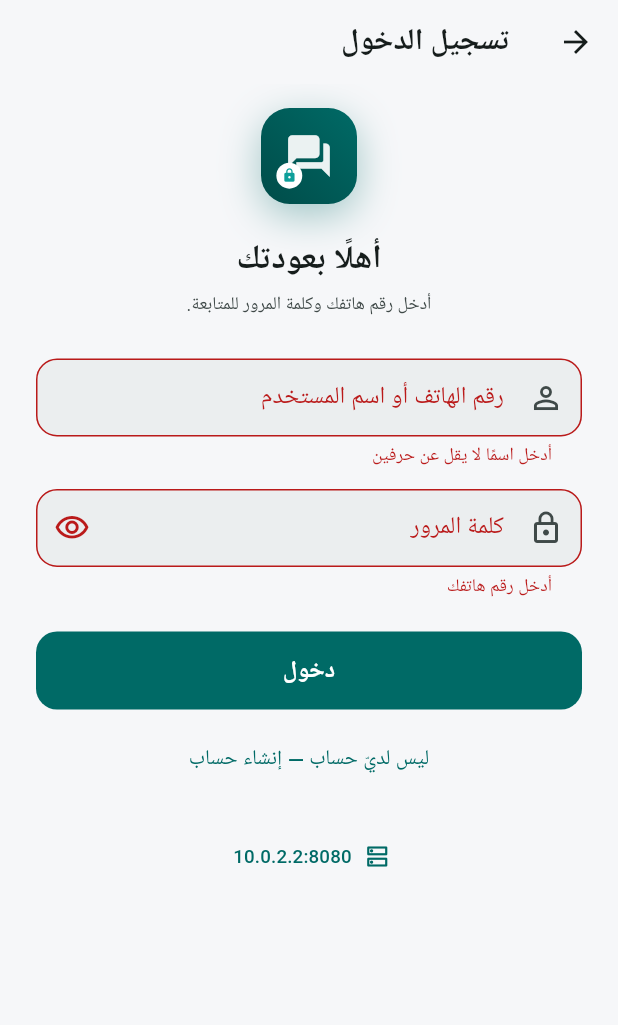
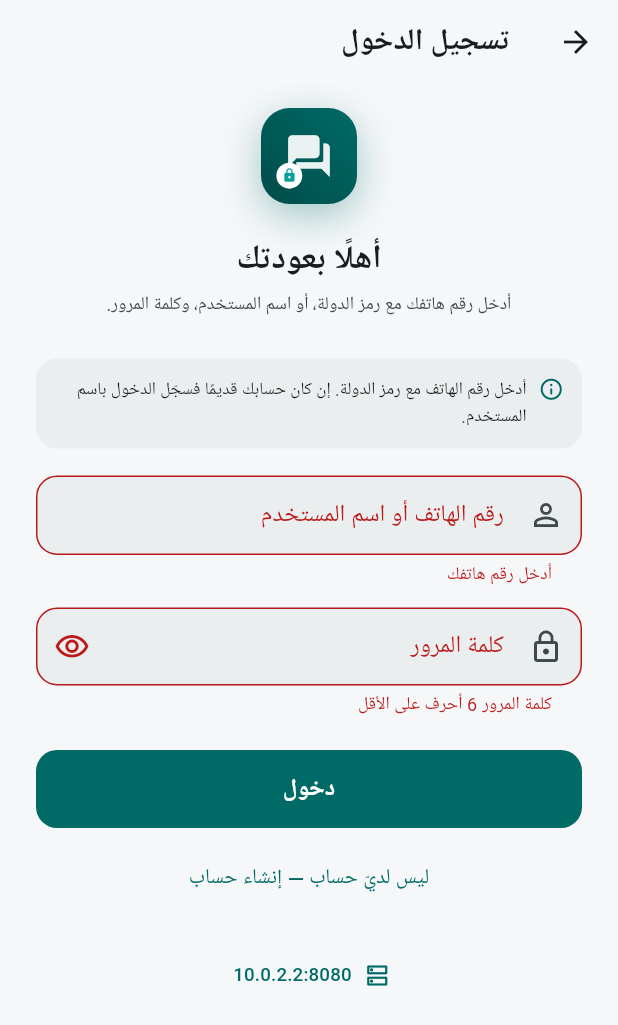
Before and after one commit to barhoom66666-gif/Aman, a Flutter app: the AuthScreen screen opened directly, after a tap on "إنشاء الحساب", after a tap on "لديّ حساب — تسجيل الدخول", on a phone screen of 412 x 824 dp. Shown: the top 1025 px of the screen. Run offline on Flutter 3.47's test engine with Material 3 defaults, Android fonts, the phone set to English and light mode, and no system bars; our stand-ins replace file_picker, flutter_secure_storage, image_picker, qr_flutter, sqflite; missing offline and left inert: cryptography, mobile_scanner; accounts and stored records are empty.

Commit message:
إصلاح تسجيل الدخول: دعم الأرقام العربية والفارسية والرقم المحلي وتوضيح الحقول

```diff
--- a/app/lib/screens/auth_screen.dart
+++ b/app/lib/screens/auth_screen.dart
@@ -34,7 +34,7 @@ class _AuthScreenState extends State<AuthScreen> {
     super.dispose();
   }
 
-  static String _phoneDigits(String value) => value.replaceAll(RegExp(r'[^0-9]'), '');
+  static String _normalizeDigits(String value) => phoneDigits(value);
 
   Future<void> _submit() async {
     if (!_formKey.currentState!.validate()) return;
@@ -44,7 +44,7 @@ class _AuthScreenState extends State<AuthScreen> {
     try {
       if (_register) {
         await session.register(
-          phone: _phoneDigits(_identifier.text),
+          phone: _normalizeDigits(_identifier.text),
           password: _password.text,
           displayName: _displayName.text.trim(),
         );
@@ -92,7 +92,7 @@ class _AuthScreenState extends State<AuthScreen> {
                 Text(
                   _register
                       ? 'رقم هاتفك هو هويتك في Aman. مفتاحك الخاص يبقى على جهازك.'
-                      : 'أدخل رقم هاتفك وكلمة المرور للمتابعة.',
+                      : 'أدخل رقم هاتفك مع رمز الدولة، أو اسم المستخدم، وكلمة المرور.',
                   textAlign: TextAlign.center,
                   style: Theme.of(context).textTheme.bodySmall?.copyWith(
                         color: scheme.onSurfaceVariant,
@@ -100,6 +100,29 @@ class _AuthScreenState extends State<AuthScreen> {
                       ),
                 ),
                 const SizedBox(height: 26),
+                if (!_register) ...[
+                  Container(
+                    padding: const EdgeInsets.all(12),
+                    decoration: BoxDecoration(
+                      color: scheme.surfaceContainerHighest.withValues(alpha: 0.5),
+                      borderRadius: BorderRadius.circular(14),
+                    ),
+                    child: Row(
+                      crossAxisAlignment: CrossAxisAlignment.start,
+                      children: [
+                        Icon(Icons.info_outline_rounded, size: 17, color: scheme.primary),
+                        const SizedBox(width: 8),
+                        const Expanded(
+                          child: Text(
+                            'أدخل رقم الهاتف مع رمز الدولة. إن كان حسابك قديمًا فسجّل الدخول باسم المستخدم.',
+                            style: TextStyle(fontSize: 11.5, height: 1.5),
+                          ),
+                        ),
+                      ],
+                    ),
+                  ),
+                  const SizedBox(height: 18),
+                ],
                 if (_register) ...[
                   TextFormField(
                     controller: _displayName,
@@ -125,16 +148,17 @@ class _AuthScreenState extends State<AuthScreen> {
                   autocorrect: false,
                   decoration: InputDecoration(
                     labelText: _register ? 'رقم الهاتف' : 'رقم الهاتف أو اسم المستخدم',
-                    hintText: _register ? '+971 50 123 4567' : null,
+                    hintText: _register ? '+971 50 123 4567' : '+971501234567 أو اسم المستخدم',
+                    helperText: _register ? 'اكتبه بأرقام إنجليزية مع رمز الدولة' : null,
                     prefixIcon: Icon(_register ? Icons.phone_iphone_rounded : Icons.person_outline),
                   ),
                   validator: (v) {
                     final value = (v ?? '').trim();
-                    if (value.isEmpty) return 'أدخل رقم هاتفك';
+                    if (value.isEmpty) return _register ? 'أدخل رقم هاتفك' : 'أدخل رقم هاتفك أو اسم المستخدم';
                     if (_register) {
-                      final digits = _phoneDigits(value);
+                      final digits = _normalizeDigits(value);
                       if (digits.length < 7 || digits.length > 15) {
-                        return 'رقم غير صحيح — أدخله مع رمز الدولة (7 إلى 15 رقمًا)';
+                        return 'أدخل الرقم مع رمز الدولة (7–15 رقمًا)، مثال: +971501234567';
                       }
                     }
                     return null;
@@ -148,6 +172,7 @@ class _AuthScreenState extends State<AuthScreen> {
                   onFieldSubmitted: (_) => _loading ? null : _submit(),
                   decoration: InputDecoration(
                     labelText: 'كلمة المرور',
+                    helperText: _register ? null : 'التي اخترتها عند إنشاء الحساب',
                     prefixIcon: const Icon(Icons.lock_outline),
                     suffixIcon: IconButton(
                       onPressed: () => setState(() => _obscure = !_obscure),
@@ -156,7 +181,7 @@ class _AuthScreenState extends State<AuthScreen> {
                   ),
                   validator: (v) {
                     final value = v ?? '';
-                    if (_register && value.length < 8) return 'كلمة المرور 8 أحرف على الأقل';
+                    if (_register && value.length < 6) return 'كلمة المرور 6 أحرف على الأقل';
                     if (!_register && value.isEmpty) return 'أدخل كلمة المرور';
                     return null;
                   },
--- a/app/lib/screens/settings_screen.dart
+++ b/app/lib/screens/settings_screen.dart
@@ -97,9 +97,9 @@ class _SettingsScreenState extends State<SettingsScreen> {
       ),
     );
     if (phone == null) return;
-    final digits = phone.replaceAll(RegExp(r'[^0-9]'), '');
+    final digits = phoneDigits(phone);
     if (digits.length < 7 || digits.length > 15) {
-      if (mounted) showError(context, 'أدخل رقمًا صحيحًا مع رمز الدولة (7 إلى 15 رقمًا)');
+      if (mounted) showError(context, 'أدخل الرقم مع رمز الدولة (7 إلى 15 رقمًا)، مثال: +971501234567');
       return;
     }
     try {
@@ -319,7 +319,7 @@ class _SettingsScreenState extends State<SettingsScreen> {
           Center(
             child: Column(
               children: [
-                Text('Aman 0.2.0', style: TextStyle(fontSize: 12, color: scheme.onSurfaceVariant)),
+                Text('Aman 0.2.1', style: TextStyle(fontSize: 12, color: scheme.onSurfaceVariant)),
                 const SizedBox(height: 4),
                 Text(
                   'لا مكالمات · لا إعلانات · لا تتبّع',
--- a/app/pubspec.yaml
+++ b/app/pubspec.yaml
@@ -1,7 +1,7 @@
 name: aman
 description: "Aman — مراسلة خاصة ومشفّرة من الطرف إلى الطرف"
 publish_to: "none"
-version: 0.2.0+2
+version: 0.2.1+3
 
 environment:
   sdk: ">=3.9.0 <4.0.0"
```
Also changed, not shown: app/lib/utils.dart (+18 -1 lines), 3 other files.
